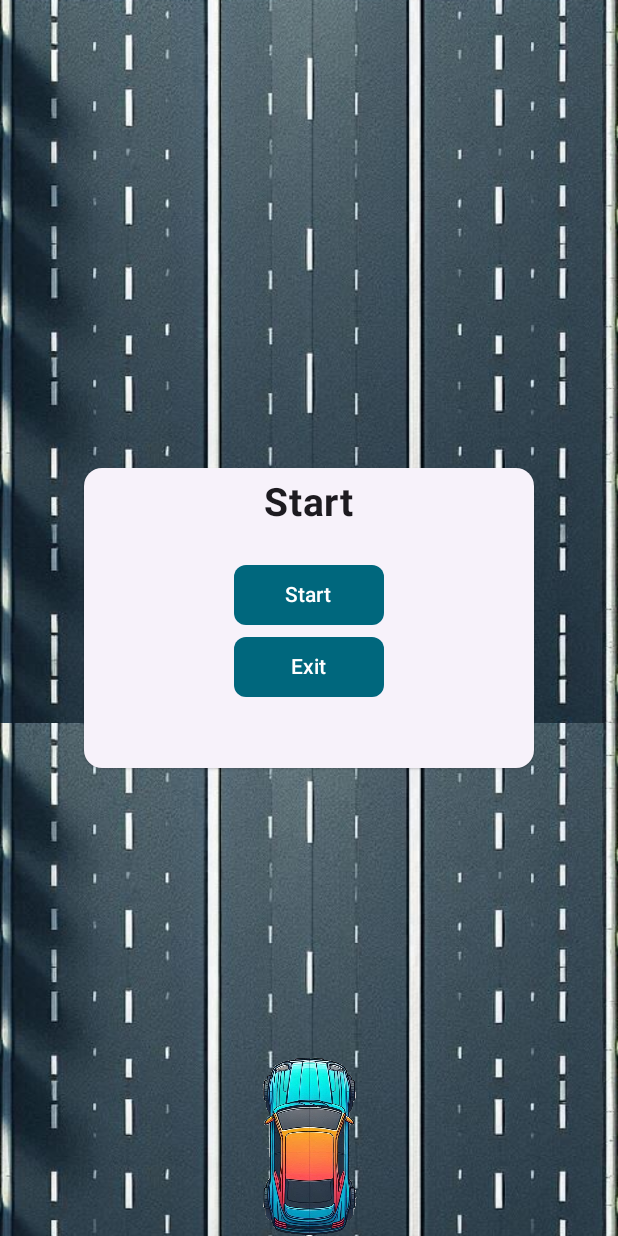
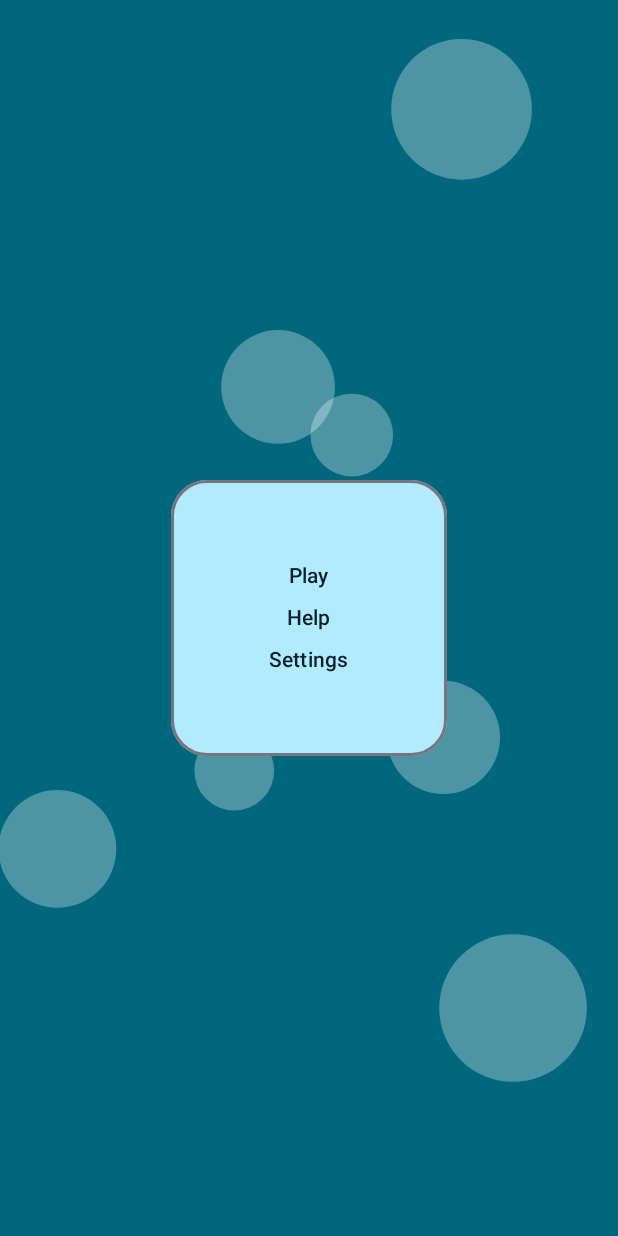
Before and after one commit to ymatinfard/TurboCar, an Android app built with Jetpack Compose: the screen it shows after launch (MainActivity), on a phone screen of 412 x 824 dp. Run offline under Robolectric (Android 15) with nearby library versions, the phone set to English and light mode, and no system bars.

Commit message:
Add manual navigation

```diff
--- a/app/src/main/java/com/matin/turbocar/MainActivity.kt
+++ b/app/src/main/java/com/matin/turbocar/MainActivity.kt
@@ -3,28 +3,47 @@ package com.matin.turbocar
 import android.os.Bundle
 import androidx.activity.ComponentActivity
 import androidx.activity.compose.setContent
+import androidx.activity.enableEdgeToEdge
+import androidx.compose.foundation.layout.Box
 import androidx.compose.foundation.layout.fillMaxSize
-import androidx.compose.foundation.layout.padding
-import androidx.compose.material3.Scaffold
 import androidx.compose.runtime.Composable
+import androidx.compose.runtime.getValue
+import androidx.compose.runtime.mutableStateOf
+import androidx.compose.runtime.saveable.rememberSaveable
+import androidx.compose.runtime.setValue
 import androidx.compose.ui.Modifier
 import androidx.compose.ui.tooling.preview.PreviewScreenSizes
 import com.matin.turbocar.ui.game.Game
+import com.matin.turbocar.ui.home.Home
 import com.matin.turbocar.ui.theme.TurbocarTheme
 
 class MainActivity : ComponentActivity() {
     override fun onCreate(savedInstanceState: Bundle?) {
+        enableEdgeToEdge()
         super.onCreate(savedInstanceState)
         setContent {
             TurbocarTheme {
-                Scaffold(modifier = Modifier.fillMaxSize()) { innerPadding ->
-                    Game(
-                        modifier = Modifier.padding(innerPadding)
-                    )
+                var currentScreen by rememberSaveable { mutableStateOf(Screen.Home) }
+                Box(modifier = Modifier.fillMaxSize()) {
+                    when (currentScreen) {
+                        Screen.Home -> Home {
+                            currentScreen = it
+                        }
+
+                        Screen.Game -> Game {
+                            currentScreen = it
+                        }
+
+                        else -> {}
+                    }
                 }
             }
         }
     }
+}
+
+enum class Screen {
+    Home, Game, Settings, Help
 }
 
 @PreviewScreenSizes
--- a/app/src/main/java/com/matin/turbocar/ui/game/Game.kt
+++ b/app/src/main/java/com/matin/turbocar/ui/game/Game.kt
@@ -3,6 +3,7 @@ package com.matin.turbocar.ui.game
 import Background
 import android.media.MediaPlayer
 import androidx.compose.foundation.layout.BoxWithConstraints
+import androidx.compose.foundation.layout.systemBarsPadding
 import androidx.compose.runtime.Composable
 import androidx.compose.runtime.DisposableEffect
 import androidx.compose.runtime.collectAsState
@@ -13,6 +14,7 @@ import androidx.compose.runtime.setValue
 import androidx.compose.ui.Modifier
 import androidx.compose.ui.platform.LocalContext
 import com.matin.turbocar.R
+import com.matin.turbocar.Screen
 import com.matin.turbocar.ui.game.component.Block
 import com.matin.turbocar.ui.game.component.GameMenu
 import com.matin.turbocar.ui.game.component.Player
@@ -22,7 +24,7 @@ import com.matin.turbocar.ui.game.engine.gameCoroutineScope
 import com.matin.turbocar.ui.game.model.ViewPort
 
 @Composable
-fun Game(modifier: Modifier = Modifier) {
+fun Game(modifier: Modifier = Modifier, onMenuClick: (Screen) -> Unit = {}) {
     val context = LocalContext.current
     val mediaPlayer = remember {
         MediaPlayer.create(context, R.raw.racing).apply {
@@ -31,7 +33,7 @@ fun Game(modifier: Modifier = Modifier) {
         }
     }
 
-    BoxWithConstraints(modifier = modifier) {
+    BoxWithConstraints(modifier = modifier.systemBarsPadding()) {
         val viewPort = ViewPort(maxWidth.toPx(), maxHeight.toPx())
         val gameDi = GameDi.rememberGameDi(viewPort = viewPort, scope = gameCoroutineScope())
         val player = gameDi.playerLogic.player.collectAsState()
```
